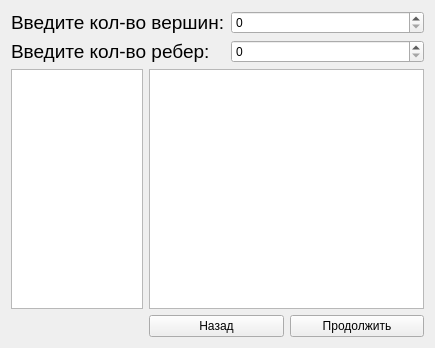
Above: incidmatrix.ui from Laitielly/BiblioGraph before the change. Below: the same form after it.
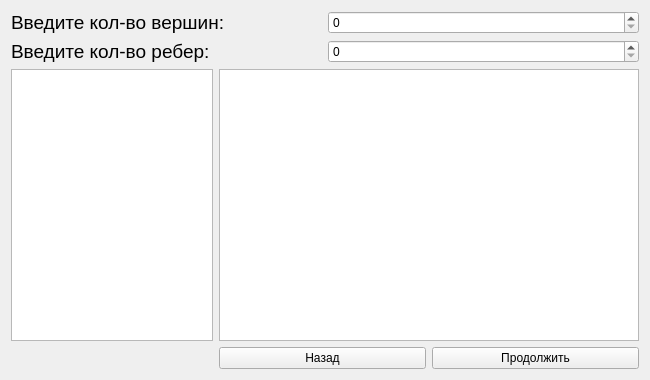
That is the form after the change. Icons and pictures are not drawn.

```diff
--- a/incidmatrix.ui
+++ b/incidmatrix.ui
@@ -6,8 +6,8 @@
    <rect>
     <x>0</x>
     <y>0</y>
-    <width>435</width>
-    <height>348</height>
+    <width>650</width>
+    <height>380</height>
    </rect>
   </property>
   <property name="windowTitle">
```
Left out of the diff: 10 changed lines with no effect on the pictures.
